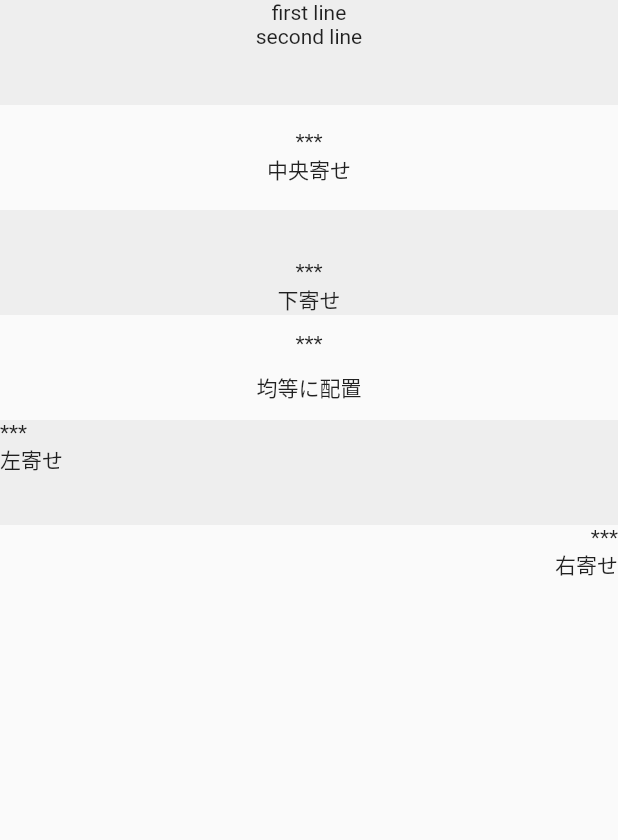
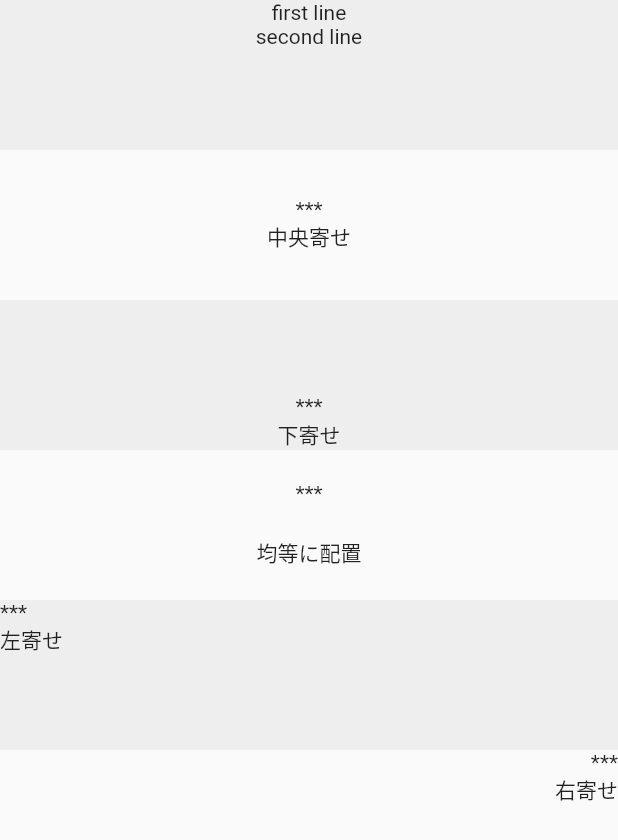
Before and after one commit to Naruse-Kazuki/Todo_App, a Flutter app: the screen it shows after launch, on a phone screen of 412 x 824 dp. Shown: the top 840 px of the screen. Run offline on Flutter 3.47's test engine with Material 2 defaults, Android fonts, the phone set to English and light mode, and no system bars.

Commit message:
modify_height

```diff
--- a/lib/main.dart
+++ b/lib/main.dart
@@ -13,7 +13,7 @@ class MyApp extends StatelessWidget {
           children: <Widget>[
             Container(
               width: double.infinity,
-              height: 70,
+              height: 100,
               color: Colors.grey[200],
               child: Column(
                 children: <Widget>[
@@ -24,7 +24,7 @@ class MyApp extends StatelessWidget {
             ),
             Container(
               width: double.infinity,
-              height: 70,
+              height: 100,
               child: Column(
                 mainAxisAlignment: MainAxisAlignment.center,
                 children: <Widget>[
@@ -35,7 +35,7 @@ class MyApp extends StatelessWidget {
             ),
             Container(
               width: double.infinity,
-              height: 70,
+              height: 100,
               color: Colors.grey[200],
               child: Column(
                 mainAxisAlignment: MainAxisAlignment.end,
@@ -47,7 +47,7 @@ class MyApp extends StatelessWidget {
             ),
             Container(
               width: double.infinity,
-              height: 70,
+              height: 100,
               child: Column(
                 mainAxisAlignment: MainAxisAlignment.spaceEvenly,
                 children: <Widget>[
@@ -58,7 +58,7 @@ class MyApp extends StatelessWidget {
             ),
             Container(
               width: double.infinity,
-              height: 70,
+              height: 100,
               color: Colors.grey[200],
               child: Column(
                 crossAxisAlignment: CrossAxisAlignment.start,
@@ -70,7 +70,7 @@ class MyApp extends StatelessWidget {
             ),
             Container(
               width: double.infinity,
-              height: 70,
+              height: 100,
               child: Column(
                 crossAxisAlignment: CrossAxisAlignment.end,
                 children: <Widget>[
```
